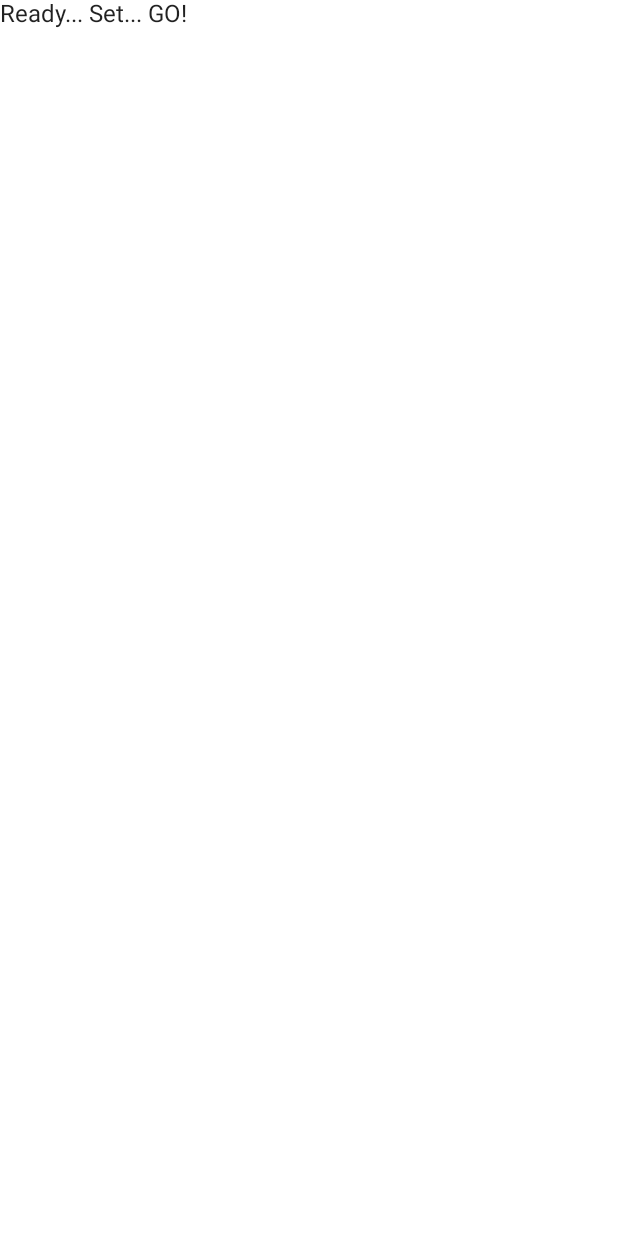
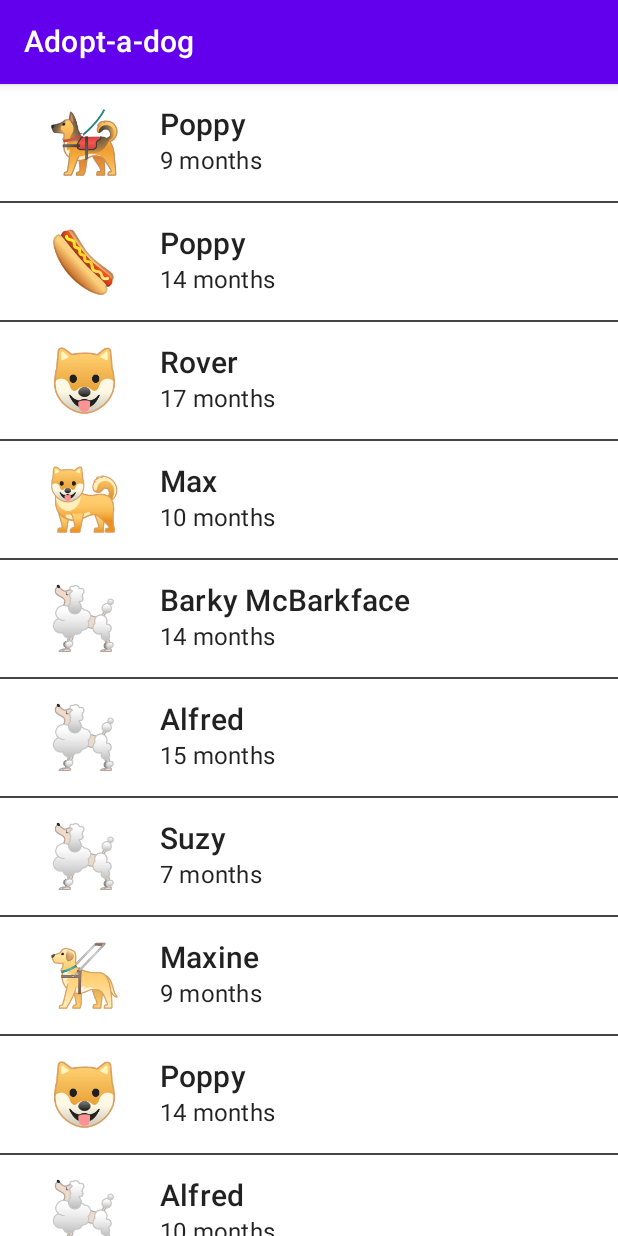
Before and after one commit to Xitavos/androidDevChallenge, an Android app built with Jetpack Compose: the screen it shows after launch (MainActivity), on a phone screen of 412 x 824 dp. Before the commit the screen is almost empty. Run offline under Robolectric (Android 15) with nearby library versions, the phone set to English and light mode, and no system bars.

Commit message:
Create list of dogs with random names, emoji and ages

```diff
--- a/app/src/main/java/com/example/androiddevchallenge/MainActivity.kt
+++ b/app/src/main/java/com/example/androiddevchallenge/MainActivity.kt
@@ -19,15 +19,41 @@ import android.os.Bundle
 import androidx.activity.compose.setContent
 import androidx.appcompat.app.AppCompatActivity
 import androidx.compose.material.MaterialTheme
+import androidx.compose.material.Scaffold
 import androidx.compose.material.Surface
 import androidx.compose.material.Text
+import androidx.compose.material.TopAppBar
 import androidx.compose.runtime.Composable
 import androidx.compose.ui.tooling.preview.Preview
 import com.example.androiddevchallenge.ui.theme.MyTheme
+import kotlin.random.Random
+
+data class Doge(
+    val name: String = dogNames.random(),
+    val emoji: String = dogEmojis.random(),
+    val age: String = "${Random.nextInt(19)} months"
+)
+
+val dogNames = listOf(
+    "Max",
+    "Fred",
+    "Maxine",
+    "Alfred",
+    "Poppy",
+    "Chuck",
+    "Rover",
+    "Good Boi",
+    "Suzy",
+    "Thomas",
+    "Barky McBarkface",
+    "Barry"
+)
+val dogEmojis = listOf("🐶", "🐕", "🦮", "🐩", "🐕‍🦺", "🌭")
 
 class MainActivity : AppCompatActivity() {
     override fun onCreate(savedInstanceState: Bundle?) {
         super.onCreate(savedInstanceState)
+
         setContent {
             MyTheme {
                 MyApp()
@@ -40,7 +66,12 @@ class MainActivity : AppCompatActivity() {
 @Composable
 fun MyApp() {
     Surface(color = MaterialTheme.colors.background) {
-        Text(text = "Ready... Set... GO!")
+        Scaffold(
+            topBar = {
+                TopAppBar(title = { Text(text = "Adopt-a-dog") })
+            },
+            content = { PuppyList(dogs = List(25) { Doge() }) }
+        )
     }
 }
 
--- /dev/null
+++ b/app/src/main/java/com/example/androiddevchallenge/PuppyList.kt
@@ -0,0 +1,42 @@
+/*
+ * Copyright 2021 The Android Open Source Project
+ *
+ * Licensed under the Apache License, Version 2.0 (the "License");
+ * you may not use this file except in compliance with the License.
+ * You may obtain a copy of the License at
+ *
+ *     https://www.apache.org/licenses/LICENSE-2.0
+ *
+ * Unless required by applicable law or agreed to in writing, software
+ * distributed under the License is distributed on an "AS IS" BASIS,
+ * WITHOUT WARRANTIES OR CONDITIONS OF ANY KIND, either express or implied.
+ * See the License for the specific language governing permissions and
+ * limitations under the License.
+ */
+package com.example.androiddevchallenge
+
+import androidx.compose.foundation.lazy.LazyColumn
+import androidx.compose.foundation.lazy.items
+import androidx.compose.material.Divider
+import androidx.compose.runtime.Composable
+import androidx.compose.ui.graphics.Color
+import androidx.compose.ui.tooling.preview.Preview
+import com.example.androiddevchallenge.ui.theme.MyTheme
+
+@Composable
+fun PuppyList(dogs: List<Doge>) {
+    LazyColumn {
+        items(dogs) { dog ->
+            PuppyListItem(dog) { }
+            Divider(color = Color.DarkGray)
+        }
+    }
+}
+
+@Preview(showSystemUi = true)
+@Composable
+fun PuppyListPreview() {
+    MyTheme {
+        PuppyList(List(10) { Doge() })
+    }
+}
--- /dev/null
+++ b/app/src/main/java/com/example/androiddevchallenge/PuppyListItem.kt
@@ -0,0 +1,62 @@
+/*
+ * Copyright 2021 The Android Open Source Project
+ *
+ * Licensed under the Apache License, Version 2.0 (the "License");
+ * you may not use this file except in compliance with the License.
+ * You may obtain a copy of the License at
+ *
+ *     https://www.apache.org/licenses/LICENSE-2.0
+ *
+ * Unless required by applicable law or agreed to in writing, software
+ * distributed under the License is distributed on an "AS IS" BASIS,
+ * WITHOUT WARRANTIES OR CONDITIONS OF ANY KIND, either express or implied.
+ * See the License for the specific language governing permissions and
+ * limitations under the License.
+ */
+package com.example.androiddevchallenge
+
+import androidx.compose.foundation.clickable
+import androidx.compose.foundation.layout.Column
+import androidx.compose.foundation.layout.Row
+import androidx.compose.foundation.layout.Spacer
+import androidx.compose.foundation.layout.fillMaxWidth
+import androidx.compose.foundation.layout.padding
+import androidx.compose.foundation.layout.width
+import androidx.compose.material.MaterialTheme
+import androidx.compose.material.Text
+import androidx.compose.runtime.Composable
+import androidx.compose.ui.Alignment
+import androidx.compose.ui.Modifier
+import androidx.compose.ui.tooling.preview.Preview
+import androidx.compose.ui.unit.dp
+import androidx.compose.ui.unit.sp
+import com.example.androiddevchallenge.ui.theme.MyTheme
+
+@Composable
+fun PuppyListItem(dog: Doge, onItemClicked: () -> Unit) {
+    Row(
+        verticalAlignment = Alignment.CenterVertically,
+        modifier = Modifier.fillMaxWidth()
+            .padding(horizontal = 16.dp)
+            .clickable { onItemClicked() }
+    ) {
+        Text(
+            text = dog.emoji,
+            fontSize = 40.sp,
+            modifier = Modifier.padding(15.dp)
+        )
+        Spacer(Modifier.width(10.dp))
+        Column {
+            Text(text = dog.name, style = MaterialTheme.typography.h6)
+            Text(text = dog.age, style = MaterialTheme.typography.subtitle1)
+        }
+    }
+}
+
+@Preview(showSystemUi = true)
+@Composable
+fun PuppyListItemPreview() {
+    MyTheme {
+        PuppyListItem(Doge()) { }
+    }
+}
```
